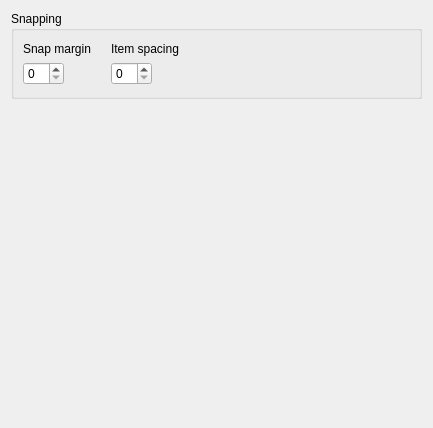
This is src/plugins/qmldesigner/settingspage.ui in qt-creator/qt-creator as Qt 5 draws it before an edit. The edited form follows.
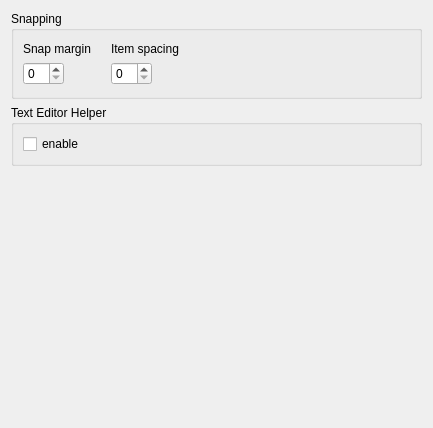
This is the edited form.

Patch:
```diff
--- a/src/plugins/qmldesigner/settingspage.ui
+++ b/src/plugins/qmldesigner/settingspage.ui
@@ -13,8 +13,8 @@
   <property name="windowTitle">
    <string>Form</string>
   </property>
-  <layout class="QGridLayout" name="gridLayout_2">
-   <item row="2" column="0">
+  <layout class="QGridLayout" name="gridLayout">
+   <item row="0" column="0">
     <widget class="QGroupBox" name="groupBox_3">
      <property name="title">
       <string>Snapping</string>
@@ -98,7 +98,23 @@
      </layout>
     </widget>
    </item>
-   <item row="3" column="0">
+   <item row="1" column="0">
+    <widget class="QGroupBox" name="groupBox">
+     <property name="title">
+      <string>Text Editor Helper</string>
+     </property>
+     <layout class="QHBoxLayout" name="horizontalLayout">
+      <item>
+       <widget class="QCheckBox" name="textEditHelperCheckBox">
+        <property name="text">
+         <string>enable</string>
+        </property>
+       </widget>
+      </item>
+     </layout>
+    </widget>
+   </item>
+   <item row="2" column="0">
     <spacer name="verticalSpacer">
      <property name="orientation">
       <enum>Qt::Vertical</enum>
```
